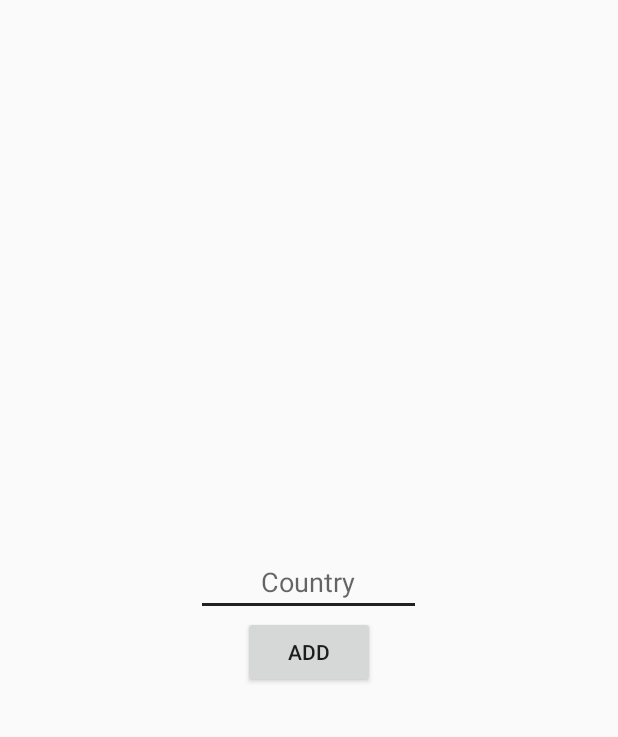
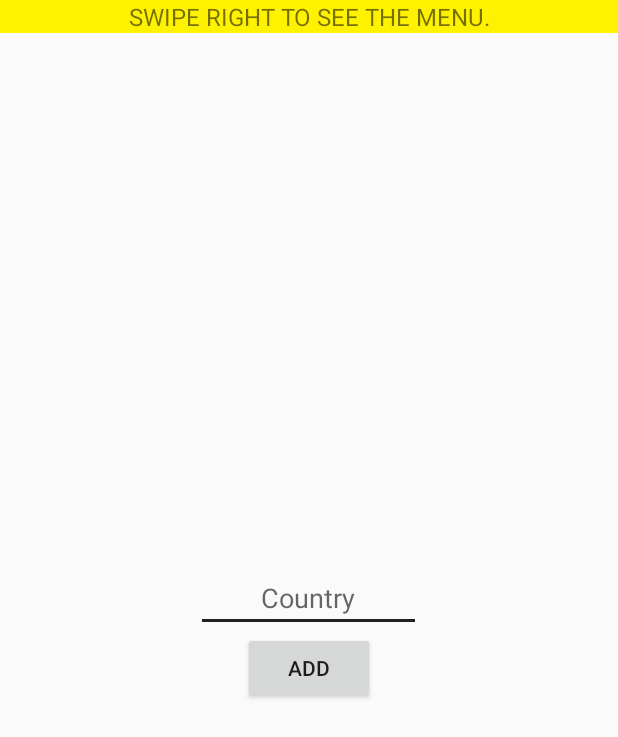
Before and after one commit to IlanaQuintinoDaSilva/MyTravels, an Android app: the screen it shows after launch (AddCountryActivity), in the side drawer, after a tap on "Countries", on a phone screen of 412 x 824 dp. Shown: the top 737 px of the screen. Run offline under Robolectric (Android 15) with nearby library versions, the phone set to English and light mode, and no system bars; 1 statement that could not run was skipped.

Commit message:
Addition of message "Swipe right to see the menu.

```diff
--- a/app/src/main/java/br/com/iq/mytravels/activity/country/CountryActivity.kt
+++ b/app/src/main/java/br/com/iq/mytravels/activity/country/CountryActivity.kt
@@ -2,6 +2,8 @@ package br.com.iq.mytravels.activity.country
 
 import android.support.v7.app.AppCompatActivity
 import android.os.Bundle
+import android.support.design.widget.NavigationView
+import android.support.v4.widget.DrawerLayout
 import br.com.iq.mytravels.MyTravelsApplication
 import br.com.iq.mytravels.R
 import br.com.iq.mytravels.data.DatabaseHelper
@@ -11,12 +13,57 @@ import br.com.iq.mytravels.fragment.CountryListFragment
 
 class CountryActivity : AppCompatActivity() {
 
+    private lateinit var mDrawerLayout: DrawerLayout
+    private var country: String = ""
     private var service = CountryService()
 
     override fun onCreate(savedInstanceState: Bundle?) {
         super.onCreate(savedInstanceState)
+        feedInitialData()
+
         setContentView(R.layout.activity_country)
-        feedInitialData()
+
+        mDrawerLayout = findViewById(R.id.drawer_layout_country)
+
+        val navigationView: NavigationView = findViewById(R.id.nav_view)
+        navigationView.setNavigationItemSelectedListener { menuItem ->
+            // set item as selected to persist highlight
+            menuItem.isChecked = true
+
+            when (menuItem.itemId) {
+                R.id.nav_travels ->{
+                    if(savedInstanceState == null){
+                        /*setToolBarTitle(getString(R.string.actual_sprint))
+                        addFragment(R.id.container, ToDoListFragment())*/
+                    }
+                }
+                R.id.nav_countries ->{
+                    if(savedInstanceState == null){
+                        addFragment(R.id.container, CountryListFragment())
+                    }
+                }
+                R.id.nav_cities ->{
+                    /*val intent = Intent(context, CategoryActivity::class.java)
+                    startActivity(intent)*/
+                }
+                R.id.nav_places ->{
+                    /*val intent = Intent(context, CloudBackup::class.java)
+                    startActivity(intent)*/
+                }
+                R.id.nav_backup ->{
+
+                }
+            }
+
+            // close drawer when item is tapped
+            mDrawerLayout.closeDrawers()
+
+            // Add code here to update the UI based on the item selected
+            // For example, swap UI fragments here
+
+            true
+        }
+
         addFragment(R.id.container, CountryListFragment())
     }
 
--- a/app/src/main/res/layout/activity_add_country.xml
+++ b/app/src/main/res/layout/activity_add_country.xml
@@ -9,6 +9,28 @@
                   android:layout_width="match_parent"
                   android:layout_height="match_parent"
                   android:orientation="vertical"
+                  android:gravity="center">
+        <LinearLayout
+                android:layout_width="match_parent"
+                android:layout_height="wrap_content"
+                android:orientation="vertical"
+                android:gravity="center">
+            <TextView
+                    android:layout_width="match_parent"
+                    android:layout_height="wrap_content"
+                    android:layout_gravity="center"
+                    android:textAllCaps="true"
+                    android:background="@color/yellow"
+                    android:textAlignment="center"
+                    android:layout_weight="1"
+                    android:textSize="16dp"
+                    android:text="Swipe right to see the menu."/>
+        </LinearLayout>
+        <LinearLayout
+                android:layout_width="match_parent"
+                android:layout_height="wrap_content"
+                android:orientation="vertical"
+                android:layout_weight="2"
                 android:gravity="center">
             <EditText
                     android:id="@+id/etCountry"
@@ -25,6 +47,9 @@
                     android:layout_gravity="center"/>
 
         </LinearLayout>
+
+
+    </LinearLayout>
     <android.support.design.widget.NavigationView
             android:id="@+id/nav_view"
             android:layout_width="wrap_content"
--- a/app/src/main/res/values/colors.xml
+++ b/app/src/main/res/values/colors.xml
@@ -12,4 +12,5 @@
     <color name="control_highlight">#BDBDBD</color>
     <!--Colors-->
     <color name="white">#FFFFFF</color>
+    <color name="yellow">#FFF200</color>
 </resources>
```
Also changed, not shown: app/src/main/res/layout/activity_country.xml (+16 -0 lines). Lines whose indentation alone changed are shown as unchanged.
